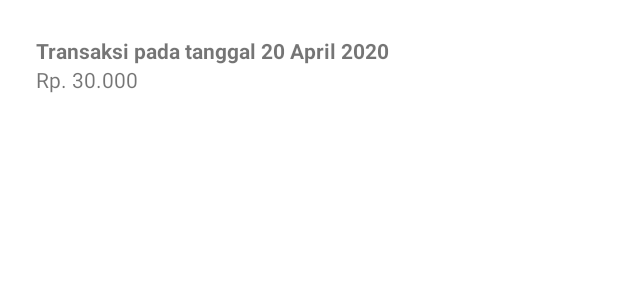
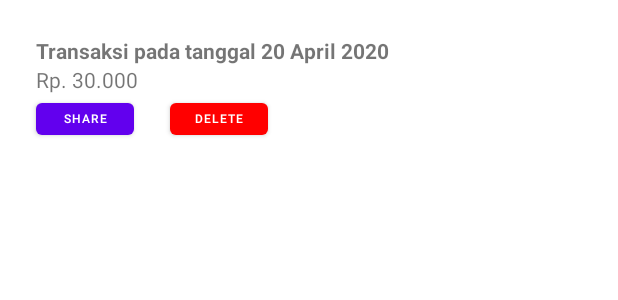
Before and after one commit to Raihanki/Kasir-Sederhana, an Android app: the layout item_histori.xml on its own in the app's theme, with its tools: preview values and no code run, on a phone screen of 412 x 824 dp. Shown: the top 300 px of the screen. Run offline under Robolectric (Android 15) with nearby library versions, the phone set to English and light mode, and no system bars.

Commit message:
menambahkan share menggunakan intent

```diff
--- a/app/src/main/res/layout/item_histori.xml
+++ b/app/src/main/res/layout/item_histori.xml
@@ -27,4 +27,29 @@
         android:layout_marginLeft="24dp"
         android:text="Rp. 30.000" />
 
+    <com.google.android.material.button.MaterialButton
+        android:id="@+id/shareButton"
+        android:layout_width="65dp"
+        android:layout_height="33dp"
+        android:textSize="8sp"
+        android:gravity="center"
+        android:includeFontPadding="false"
+        app:layout_constraintTop_toBottomOf="@id/total"
+        app:layout_constraintStart_toStartOf="parent"
+        android:layout_marginLeft="24dp"
+        android:text="Share" />
+
+    <com.google.android.material.button.MaterialButton
+        android:id="@+id/deleteButton"
+        android:layout_width="65dp"
+        android:layout_height="33dp"
+        app:backgroundTint="@color/red"
+        android:textSize="8sp"
+        android:gravity="center"
+        android:includeFontPadding="false"
+        app:layout_constraintTop_toBottomOf="@id/total"
+        app:layout_constraintStart_toEndOf="@id/shareButton"
+        android:layout_marginLeft="24dp"
+        android:text="Delete" />
+
 </androidx.constraintlayout.widget.ConstraintLayout>
--- a/app/src/main/res/values/colors.xml
+++ b/app/src/main/res/values/colors.xml
@@ -7,4 +7,5 @@
     <color name="teal_700">#FF018786</color>
     <color name="black">#FF000000</color>
     <color name="white">#FFFFFFFF</color>
+    <color name="red">#FF0000</color>
 </resources>
--- a/app/src/main/res/values/strings.xml
+++ b/app/src/main/res/values/strings.xml
@@ -17,4 +17,5 @@
     <string name="hapus">Hapus</string>
     <string name="batal">Batal</string>
     <string name="infoKasir">Kasir adalah orang yang bertugas untuk mengurusi dan menyimpan hasil pembayaran terutama uang, dan memasukkannya ke dalam mesin kasir. Kasir dapat ditemukan di berbagai tempat, terutama di tempat-tempat yang memiliki titik penjualan seperti di dalam toko</string>
+    <string name="bagikan_template">Tanggal Pembelian : %1$s \nTotal Harga: %2$d</string>
 </resources>
```
Also changed, not shown: app/src/main/java/org/d3if2033/kasirsederhana/ui/histori/HistoriAdapter.kt (+13 -2 lines), app/src/main/java/org/d3if2033/kasirsederhana/ui/histori/HistoriFragment.kt (+22 -0 lines).
